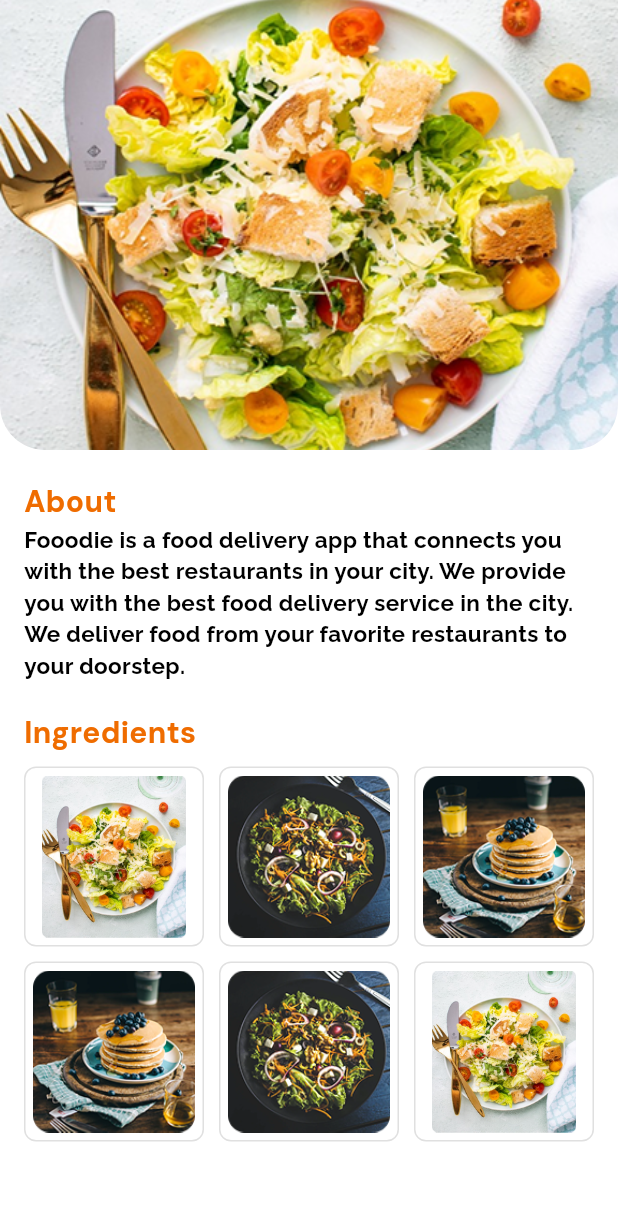
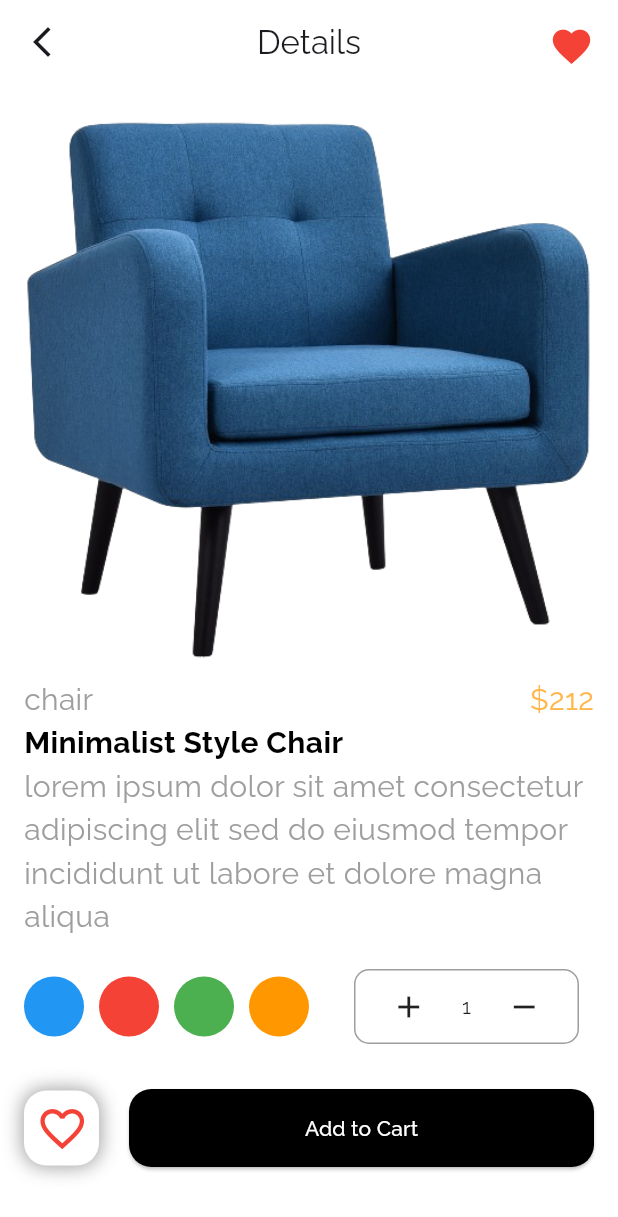
Before and after one commit to salma-elmaghawry/IEEE-Flutter_tasks, a Flutter app: the screen it shows after launch, on a phone screen of 412 x 824 dp. Shown: the top 1217 px of the screen. Run offline on Flutter 3.47's test engine with Material 3 defaults, Android fonts, the phone set to English and light mode, and no system bars; our stand-ins replace google_fonts.

Commit message:
✅week 7 details page

```diff
--- /dev/null
+++ b/lib/Features/week7/details_page.dart
@@ -0,0 +1,98 @@
+import 'package:flutter/material.dart';
+import 'package:flutter_application_1/Features/week7/widgets/color_widget.dart';
+import 'package:flutter_application_1/Features/week7/widgets/fav_container.dart';
+import 'package:flutter_application_1/Features/week7/widgets/items_count.dart';
+import 'package:flutter_application_1/Features/week7/widgets/title_row.dart';
+
+class DetailsPage extends StatelessWidget {
+  const DetailsPage({super.key});
+
+  @override
+  Widget build(BuildContext context) {
+    return Scaffold(
+      appBar: AppBar(
+        backgroundColor: Colors.white,
+        title: const Text("Details"),
+        centerTitle: true,
+        leading: IconButton(
+          onPressed: () {},
+          icon: Icon(Icons.arrow_back_ios_new),
+        ),
+        actions: [
+          const Padding(
+            padding: EdgeInsets.all(16),
+            child: Icon(Icons.favorite, color: Colors.red, size: 30),
+          ),
+        ],
+      ),
+      body: SingleChildScrollView(
+        child: Padding(
+          padding: const EdgeInsets.all(16),
+          child: Column(
+            crossAxisAlignment: CrossAxisAlignment.start,
+            children: [
+              Center(
+                child: Image.asset("assets/images/details.png", width: 400),
+              ),
+              title_row(),
+              const SizedBox(width: 10),
+              const Text(
+                "Minimalist Style Chair",
+                style: TextStyle(
+                  color: Colors.black,
+                  fontSize: 20,
+                  fontWeight: FontWeight.bold,
+                ),
+              ),
+              const SizedBox(width: 10),
+              const Text(
+                "lorem ipsum dolor sit amet consectetur adipiscing elit sed do eiusmod tempor incididunt ut labore et dolore magna aliqua",
+                style: TextStyle(color: Colors.grey, fontSize: 20),
+              ),
+              const SizedBox(height: 20),
+              Row(
+                children: [
+                  ColorWidget(color: Colors.blue),
+                  const SizedBox(width: 10),
+                  ColorWidget(color: Colors.red),
+
+                  const SizedBox(width: 10),
+                  ColorWidget(color: Colors.green),
+                  const SizedBox(width: 10),
+
+                  ColorWidget(color: Colors.orange),
+                  const SizedBox(width: 30),
+
+                  items_count(),
+                ],
+              ),
+              const SizedBox(height: 30),
+              Row(
+                children: [
+                  fav_container(),
+                  const SizedBox(width: 20),
+                  Expanded(
+                    child: ElevatedButton(
+                      style: ElevatedButton.styleFrom(
+                        backgroundColor: Colors.black,
+                        padding: const EdgeInsets.all(16),
+                        shape: RoundedRectangleBorder(
+                          borderRadius: BorderRadius.circular(15),
+                        ),
+                      ),
+                      onPressed: () {},
+                      child: const Text(
+                        "Add to Cart",
+                        style: TextStyle(color: Colors.white),
+                      ),
+                    ),
+                  ),
+                ],
+              ),
+            ],
+          ),
+        ),
+      ),
+    );
+  }
+}
--- /dev/null
+++ b/lib/Features/week7/widgets/color_widget.dart
@@ -0,0 +1,17 @@
+import 'package:flutter/material.dart';
+
+class ColorWidget extends StatelessWidget {
+  ColorWidget({required this.color, super.key});
+  Color? color;
+  @override
+  Widget build(BuildContext context) {
+    return Container(
+      width: 40,
+      height: 40,
+      decoration: BoxDecoration(
+        color: color,
+        borderRadius: BorderRadius.circular(25),
+      ),
+    );
+  }
+}
--- /dev/null
+++ b/lib/Features/week7/widgets/fav_container.dart
@@ -0,0 +1,29 @@
+import 'package:flutter/material.dart';
+
+class fav_container extends StatelessWidget {
+  const fav_container({super.key});
+
+  @override
+  Widget build(BuildContext context) {
+    return Container(
+      width: 50,
+      height: 50,
+      decoration: BoxDecoration(
+        color: Colors.white,
+        borderRadius: BorderRadius.circular(15),
+        boxShadow: [
+          BoxShadow(
+            color: Colors.grey,
+            blurRadius: 10,
+            spreadRadius: 1,
+            offset: Offset(0, 0),
+          ),
+        ],
+      ),
+      child: IconButton(
+        onPressed: () {},
+        icon: Icon(Icons.favorite_border, size: 35, color: Colors.red.shade500),
+      ),
+    );
+  }
+}
--- /dev/null
+++ b/lib/Features/week7/widgets/items_count.dart
@@ -0,0 +1,22 @@
+import 'package:flutter/material.dart';
+
+class items_count extends StatelessWidget {
+  const items_count({super.key});
+
+  @override
+  Widget build(BuildContext context) {
+    return Container(
+      width: 150,
+      height: 50,
+      decoration: BoxDecoration(
+        borderRadius: BorderRadius.circular(10),
+        border: Border.all(color: Colors.grey),
+      ),
+      child: Row(
+        mainAxisAlignment: MainAxisAlignment.spaceEvenly,
+        crossAxisAlignment: CrossAxisAlignment.center,
+        children: [Icon(Icons.add), Text("1"), Icon(Icons.remove)],
+      ),
+    );
+  }
+}
--- /dev/null
+++ b/lib/Features/week7/widgets/title_row.dart
@@ -0,0 +1,19 @@
+import 'package:flutter/material.dart';
+
+class title_row extends StatelessWidget {
+  const title_row({super.key});
+
+  @override
+  Widget build(BuildContext context) {
+    return Row(
+      children: [
+        const Text("chair", style: TextStyle(color: Colors.grey, fontSize: 20)),
+        const Spacer(),
+        Text(
+          "\$212",
+          style: TextStyle(color: Colors.orange.shade300, fontSize: 20),
+        ),
+      ],
+    );
+  }
+}
--- a/lib/meals_app.dart
+++ b/lib/meals_app.dart
@@ -1,6 +1,7 @@
 import 'package:flutter/material.dart';
 import 'package:flutter_application_1/Features/onboarding/onboarding_screen.dart';
 import 'package:flutter_application_1/Features/week6/home.dart';
+import 'package:flutter_application_1/Features/week7/details_page.dart';
 import 'package:google_fonts/google_fonts.dart';
 
 class MealsApp extends StatelessWidget {
@@ -15,7 +16,7 @@ class MealsApp extends StatelessWidget {
 
         textTheme: GoogleFonts.ralewayTextTheme(Theme.of(context).textTheme),
       ),
-      home: HomePage(),
+      home: DetailsPage(),
     );
   }
 }
```
Also changed, not shown: assets/images/details.png (added).
